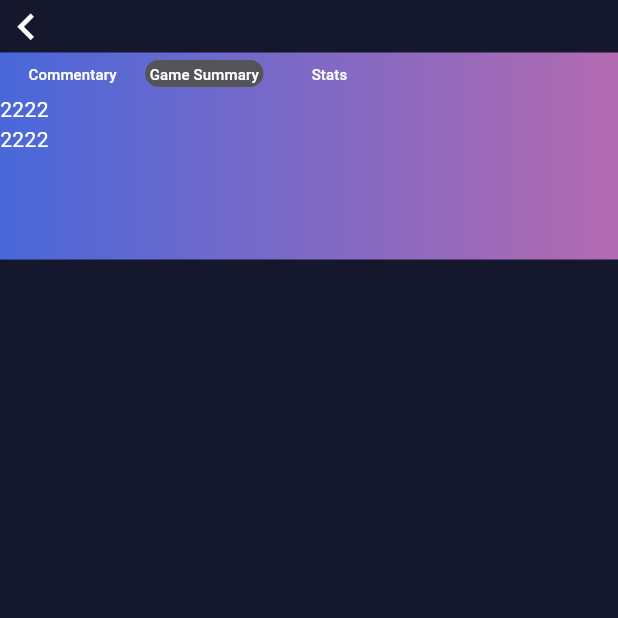
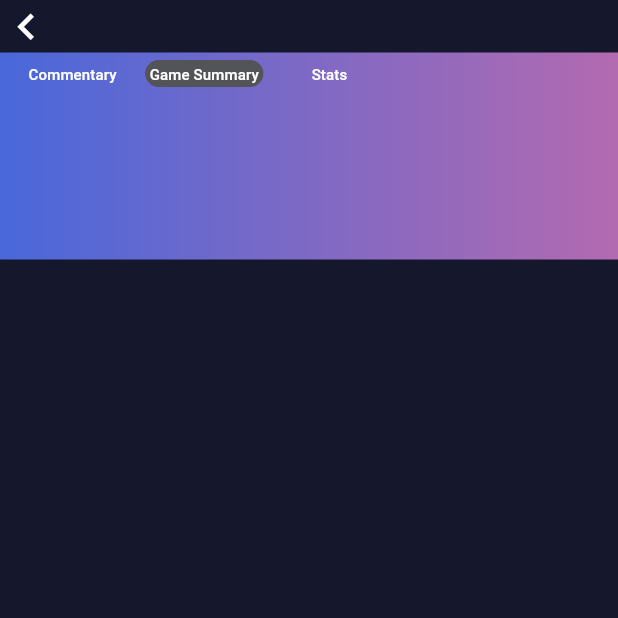
Before and after one commit to butterfly026/SportsSocial, a Flutter app: the BannerWorkPage screen opened by its route, tab 2 chosen, on a phone screen of 412 x 824 dp, the top half of it. Run offline on Flutter 3.47's test engine with Material 3 defaults, Android fonts, the phone set to English and light mode, and no system bars; our stand-ins replace cached_network_image, cloud_firestore, firebase_core, get_it, go_router; accounts and stored records are empty.

Commit message:
update content of tab

```diff
--- a/lib/views/banner_work/components/banner_header.dart
+++ b/lib/views/banner_work/components/banner_header.dart
@@ -80,14 +80,9 @@ class _BannerHeaderState extends State<BannerHeader>
       case 0:
         return const CommentaryWidget(displayMode: 0);
       case 1:
-        return Column(
-          children: const [
-            Text('2222', style: TextStyle(color: Colors.white)),
-            Text('2222', style: TextStyle(color: Colors.white)),
-          ],
-        );
+        return Container();
       case 2:
-        return const Text('33333', style: TextStyle(color: Colors.white));
+        return Container();
       default:
         return const Text('Default page',
             style: TextStyle(color: Colors.white));
```
